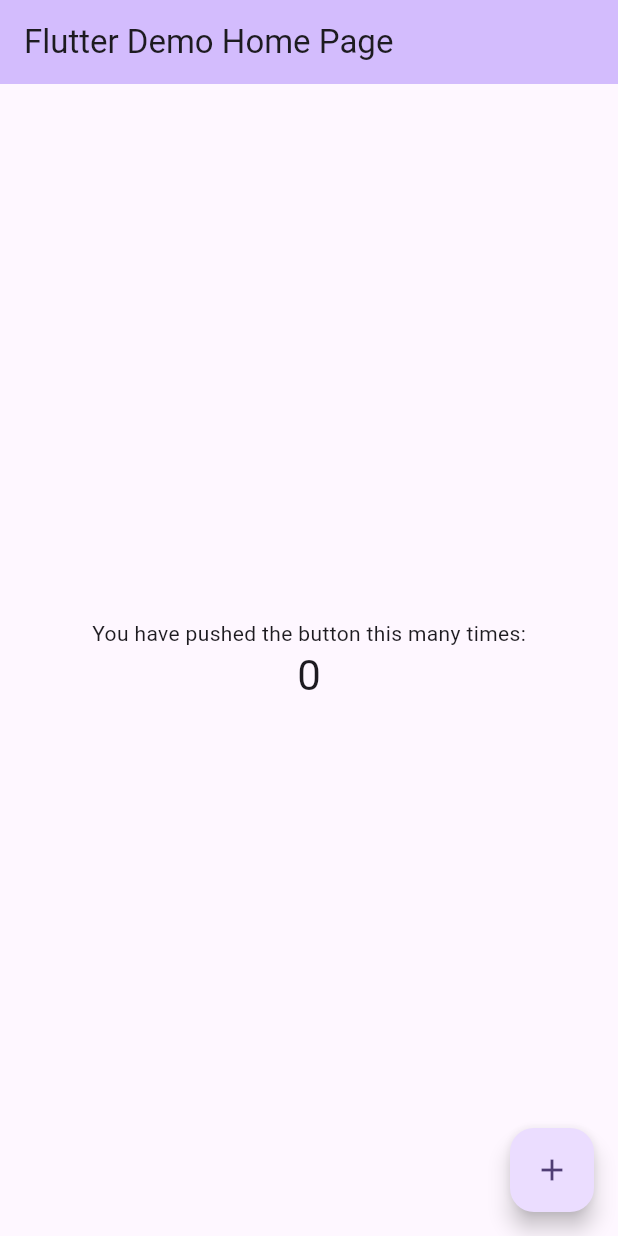
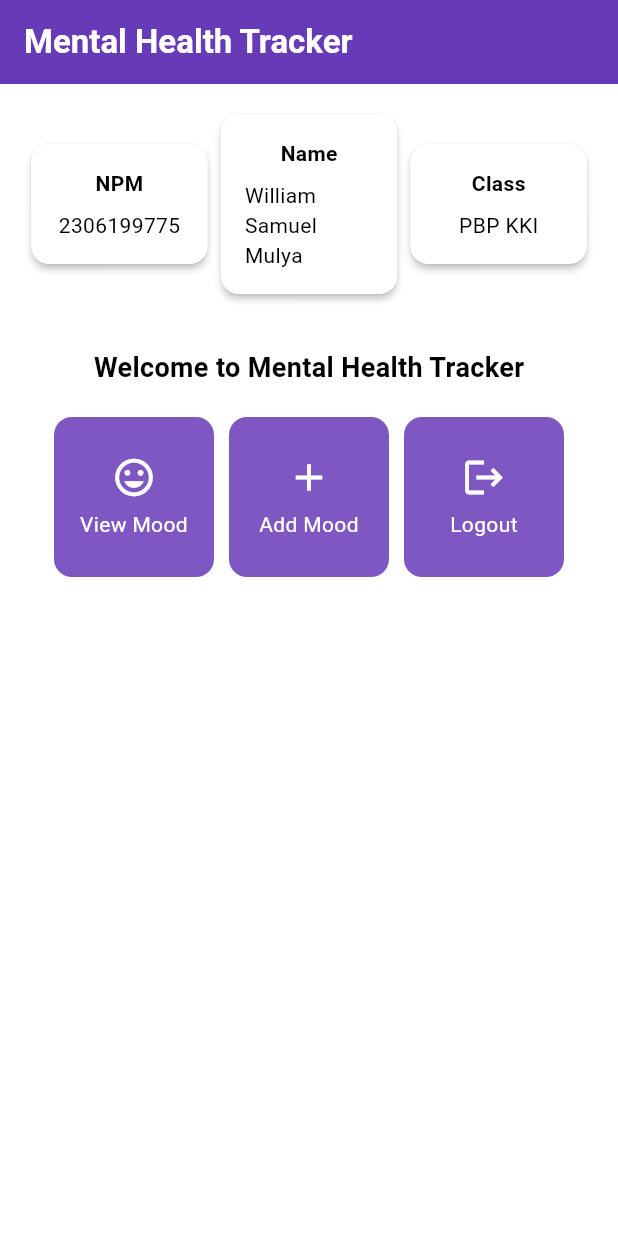
Before and after one commit to sugonamu/mental-health-tracker-mobile, a Flutter app: the screen it shows after launch, on a phone screen of 412 x 824 dp. Run offline on Flutter 3.47's test engine with Material 3 defaults, Android fonts, the phone set to English and light mode, and no system bars.

Commit message:
mental health tracker

```diff
--- a/lib/main.dart
+++ b/lib/main.dart
@@ -1,4 +1,5 @@
 import 'package:flutter/material.dart';
+import 'package:mental_health_tracker/menu.dart';
 
 void main() {
   runApp(const MyApp());
@@ -28,98 +29,11 @@ class MyApp extends StatelessWidget {
         //
         // This works for code too, not just values: Most code changes can be
         // tested with just a hot reload.
-        colorScheme: ColorScheme.fromSeed(seedColor: Colors.deepPurple),
-        useMaterial3: true,
+         colorScheme: ColorScheme.fromSwatch(
+            primarySwatch: Colors.deepPurple,
+      ).copyWith(secondary: Colors.deepPurple[400]),
       ),
-      home: const MyHomePage(title: 'Flutter Demo Home Page'),
+      home:MyHomePage()
     );
   }
 }
-
-class MyHomePage extends StatefulWidget {
-  const MyHomePage({super.key, required this.title});
-
-  // This widget is the home page of your application. It is stateful, meaning
-  // that it has a State object (defined below) that contains fields that affect
-  // how it looks.
-
-  // This class is the configuration for the state. It holds the values (in this
-  // case the title) provided by the parent (in this case the App widget) and
-  // used by the build method of the State. Fields in a Widget subclass are
-  // always marked "final".
-
-  final String title;
-
-  @override
-  State<MyHomePage> createState() => _MyHomePageState();
-}
-
-class _MyHomePageState extends State<MyHomePage> {
-  int _counter = 0;
-
-  void _incrementCounter() {
-    setState(() {
-      // This call to setState tells the Flutter framework that something has
-      // changed in this State, which causes it to rerun the build method below
-      // so that the display can reflect the updated values. If we changed
-      // _counter without calling setState(), then the build method would not be
-      // called again, and so nothing would appear to happen.
-      _counter++;
-    });
-  }
-
-  @override
-  Widget build(BuildContext context) {
-    // This method is rerun every time setState is called, for instance as done
-    // by the _incrementCounter method above.
-    //
-    // The Flutter framework has been optimized to make rerunning build methods
-    // fast, so that you can just rebuild anything that needs updating rather
-    // than having to individually change instances of widgets.
-    return Scaffold(
-      appBar: AppBar(
-        // TRY THIS: Try changing the color here to a specific color (to
-        // Colors.amber, perhaps?) and trigger a hot reload to see the AppBar
-        // change color while the other colors stay the same.
-        backgroundColor: Theme.of(context).colorScheme.inversePrimary,
-        // Here we take the value from the MyHomePage object that was created by
-        // the App.build method, and use it to set our appbar title.
-        title: Text(widget.title),
-      ),
-      body: Center(
-        // Center is a layout widget. It takes a single child and positions it
-        // in the middle of the parent.
-        child: Column(
-          // Column is also a layout widget. It takes a list of children and
-          // arranges them vertically. By default, it sizes itself to fit its
-          // children horizontally, and tries to be as tall as its parent.
-          //
-          // Column has various properties to control how it sizes itself and
-          // how it positions its children. Here we use mainAxisAlignment to
-          // center the children vertically; the main axis here is the vertical
-          // axis because Columns are vertical (the cross axis would be
-          // horizontal).
-          //
-          // TRY THIS: Invoke "debug painting" (choose the "Toggle Debug Paint"
-          // action in the IDE, or press "p" in the console), to see the
-          // wireframe for each widget.
-          mainAxisAlignment: MainAxisAlignment.center,
-          children: <Widget>[
-            const Text(
-              'You have pushed the button this many times:',
-            ),
-            Text(
-              '$_counter',
-              style: Theme.of(context).textTheme.headlineMedium,
-            ),
-          ],
-        ),
-      ),
-      floatingActionButton: FloatingActionButton(
-        onPressed: _incrementCounter,
-        tooltip: 'Increment',
-        child: const Icon(Icons.add),
-      ), // This trailing comma makes auto-formatting nicer for build methods.
-    );
-  }
-}
--- /dev/null
+++ b/lib/menu.dart
@@ -0,0 +1,186 @@
+import 'package:flutter/material.dart';
+
+class MyHomePage extends StatelessWidget {
+
+  final String npm = '2306199775'; // NPM
+    final String name = 'William Samuel Mulya'; // Name
+    final String className = 'PBP KKI'; // Class
+
+  final List<ItemHomepage> items = [
+         ItemHomepage("View Mood", Icons.mood),
+         ItemHomepage("Add Mood", Icons.add),
+         ItemHomepage("Logout", Icons.logout),
+     ];
+  MyHomePage({super.key});
+  @override
+  Widget build(BuildContext context) {
+    // Scaffold provides the basic structure of the page with the AppBar and body.
+    return Scaffold(
+      // AppBar is the top part of the page that displays the title.
+      appBar: AppBar(
+        // The title of the application "Mental Health Tracker" with white text and bold font.
+        title: const Text(
+          'Mental Health Tracker',
+          style: TextStyle(
+            color: Colors.white,
+            fontWeight: FontWeight.bold,
+          ),
+        ),
+        // The background color of the AppBar is obtained from the application theme color scheme.
+        backgroundColor: Theme.of(context).colorScheme.primary,
+      ),
+      // Body of the page with paddings around it.
+      body: Padding(
+        padding: const EdgeInsets.all(16.0),
+        // Place the widget vertically in a column.
+        child: Column(
+          crossAxisAlignment: CrossAxisAlignment.center,
+          children: [
+            // Row to display 3 InfoCard horizontally.
+            Row(
+              mainAxisAlignment: MainAxisAlignment.spaceEvenly,
+              children: [
+                InfoCard(title: 'NPM', content: npm),
+                InfoCard(title: 'Name', content: name),
+                InfoCard(title: 'Class', content: className),
+              ],
+            ),
+
+            // Give a vertical space of 16 units.
+            const SizedBox(height: 16.0),
+
+            // Place the following widget in the center of the page.
+            Center(
+              child: Column(
+                // Place the text and grid item vertically.
+
+                children: [
+                  // Display the welcome message with bold font and size 18.
+                  const Padding(
+                    padding: EdgeInsets.only(top: 16.0),
+                    child: Text(
+                      'Welcome to Mental Health Tracker',
+                      style: TextStyle(
+                        fontWeight: FontWeight.bold,
+                        fontSize: 18.0,
+                      ),
+                    ),
+                  ),
+
+                  // Grid to display ItemCard in a 3 column grid.
+                  GridView.count(
+                    primary: true,
+                    padding: const EdgeInsets.all(20),
+                    crossAxisSpacing: 10,
+                    mainAxisSpacing: 10,
+                    crossAxisCount: 3,
+                    // To ensure that the grid fits its height.
+                    shrinkWrap: true,
+
+                    // Display ItemCard for each item in the items list.
+                    children: items.map((ItemHomepage item) {
+                      return ItemCard(item);
+                    }).toList(),
+                  ),
+                ],
+              ),
+            ),
+          ],
+        ),
+      ),
+    );
+  }
+}
+class InfoCard extends StatelessWidget {
+  // Card information that displays the title and content.
+
+  final String title;  // Card title.
+  final String content;  // Card content.
+
+  const InfoCard({super.key, required this.title, required this.content});
+
+  @override
+  Widget build(BuildContext context) {
+    return Card(
+      // Create a card box with a shadow.
+      elevation: 2.0,
+      child: Container(
+        // Set the size and spacing within the card.
+        width: MediaQuery.of(context).size.width / 3.5, // Adjust with the width of the device used.
+        padding: const EdgeInsets.all(16.0),
+        // Place the title and content vertically.
+        child: Column(
+          children: [
+            Text(
+              title,
+              style: const TextStyle(fontWeight: FontWeight.bold),
+            ),
+            const SizedBox(height: 8.0),
+            Text(content),
+          ],
+        ),
+      ),
+    );
+  }
+}
+class ItemHomepage {
+     final String name;
+     final IconData icon;
+
+     ItemHomepage(this.name, this.icon);
+ }
+
+
+class ItemCard extends StatelessWidget {
+  // Display the card with an icon and name.
+
+  final ItemHomepage item;
+
+  const ItemCard(this.item, {super.key});
+
+  @override
+  Widget build(BuildContext context) {
+    return Material(
+      // Specify the background color of the application theme.
+      color: Theme.of(context).colorScheme.secondary,
+      // Round the card border.
+      borderRadius: BorderRadius.circular(12),
+
+      child: InkWell(
+        // Action when the card is pressed.
+        onTap: () {
+          // Display the SnackBar message when the card is pressed.
+          ScaffoldMessenger.of(context)
+            ..hideCurrentSnackBar()
+            ..showSnackBar(
+              SnackBar(content: Text("You have pressed the ${item.name} button!"))
+            );
+        },
+        // Container to store the Icon and Text
+        child: Container(
+          padding: const EdgeInsets.all(8),
+          child: Center(
+            child: Column(
+              // Place the Icon and Text in the center of the card.
+              mainAxisAlignment: MainAxisAlignment.center,
+              children: [
+                Icon(
+                  item.icon,
+                  color: Colors.white,
+                  size: 30.0,
+                ),
+                const Padding(padding: EdgeInsets.all(3)),
+                Text(
+                  item.name,
+                  textAlign: TextAlign.center,
+                  style: const TextStyle(color: Colors.white),
+                ),
+              ],
+            ),
+          ),
+        ),
+      ),
+    );
+  }
+
+}
```
